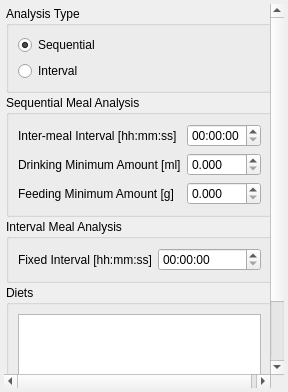
First picture: the form in tse_analytics/modules/phenomaster/actimot/views/actimot_settings_widget.ui, repository TSE-Systems/tse-analytics, before the edit.
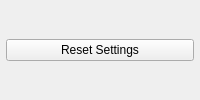
Second picture: the form after the edit. Icons and pictures are not drawn.

Commit message: WIP: implementation of the new TSE dataset format. Refactoring.

What changed in the file:
```diff
--- a/tse_analytics/modules/phenomaster/actimot/views/actimot_settings_widget.ui
+++ b/tse_analytics/modules/phenomaster/actimot/views/actimot_settings_widget.ui
@@ -2,14 +2,6 @@
 <ui version="4.0">
  <class>ActimotSettingsWidget</class>
  <widget class="QWidget" name="ActimotSettingsWidget">
-  <property name="geometry">
-   <rect>
-    <x>0</x>
-    <y>0</y>
-    <width>288</width>
-    <height>392</height>
-   </rect>
-  </property>
   <layout class="QVBoxLayout" name="verticalLayout">
    <property name="spacing">
     <number>4</number>
@@ -39,8 +31,8 @@
        <rect>
         <x>0</x>
         <y>0</y>
-        <width>266</width>
-        <height>427</height>
+        <width>284</width>
+        <height>384</height>
        </rect>
       </property>
       <layout class="QVBoxLayout" name="verticalLayout_2">
@@ -59,167 +51,6 @@
        <property name="bottomMargin">
         <number>2</number>
        </property>
-       <item>
-        <widget class="QGroupBox" name="groupBoxAnalysisType">
-         <property name="title">
-          <string>Analysis Type</string>
-         </property>
-         <layout class="QVBoxLayout" name="verticalLayout_3">
-          <item>
-           <widget class="QRadioButton" name="radioButtonSequentialType">
-            <property name="text">
-             <string>Sequential</string>
-            </property>
-            <property name="checked">
-             <bool>true</bool>
-            </property>
-           </widget>
-          </item>
-          <item>
-           <widget class="QRadioButton" name="radioButtonIntervalType">
-            <property name="text">
-             <string>Interval</string>
-            </property>
-           </widget>
-          </item>
-         </layout>
-        </widget>
-       </item>
-       <item>
-        <widget class="QGroupBox" name="groupBoxSequentialSettings">
-         <property name="title">
-          <string>Sequential Meal Analysis</string>
-         </property>
-         <layout class="QFormLayout" name="formLayout">
-          <item row="0" column="0">
-           <widget class="QLabel" name="intermealIntervalLabel">
-            <property name="text">
-             <string>Inter-meal Interval [hh:mm:ss]</string>
-            </property>
-           </widget>
-          </item>
-          <item row="0" column="1">
-           <widget class="QTimeEdit" name="intermealIntervalTimeEdit">
-            <property name="displayFormat">
-             <string>HH:mm:ss</string>
-            </property>
-           </widget>
-          </item>
-          <item row="1" column="0">
-           <widget class="QLabel" name="drinkingMinimumAmountLabel">
-            <property name="text">
-             <string>Drinking Minimum Amount [ml]</string>
-            </property>
-           </widget>
-          </item>
-          <item row="1" column="1">
-           <widget class="QDoubleSpinBox" name="drinkingMinimumAmountDoubleSpinBox">
-            <property name="decimals">
-             <number>3</number>
-            </property>
-            <property name="singleStep">
-             <double>0.001000000000000</double>
-            </property>
-           </widget>
-          </item>
-          <item row="2" column="0">
-           <widget class="QLabel" name="feedingMinimumAmountLabel">
-            <property name="text">
-             <string>Feeding Minimum Amount [g]</string>
-            </property>
-           </widget>
-          </item>
-          <item row="2" column="1">
-           <widget class="QDoubleSpinBox" name="feedingMinimumAmountDoubleSpinBox">
-            <property name="decimals">
-             <number>3</number>
-            </property>
-            <property name="singleStep">
-             <double>0.001000000000000</double>
-            </property>
-           </widget>
-          </item>
-         </layout>
-        </widget>
-       </item>
-       <item>
-        <widget class="QGroupBox" name="groupBoxIntervalSettings">
-         <property name="title">
-          <string>Interval Meal Analysis</string>
-         </property>
-         <layout class="QFormLayout" name="formLayout_2">
-          <item row="0" column="0">
-           <widget class="QLabel" name="fixedIntervalLabel">
-            <property name="text">
-             <string>Fixed Interval [hh:mm:ss]</string>
-            </property>
-           </widget>
-          </item>
-          <item row="0" column="1">
-           <widget class="QTimeEdit" name="fixedIntervalTimeEdit">
-            <property name="displayFormat">
-             <string>HH:mm:ss</string>
-            </property>
-           </widget>
-          </item>
-         </layout>
-        </widget>
-       </item>
-       <item>
-        <widget class="QGroupBox" name="groupBoxDiets">
-         <property name="title">
-          <string>Diets</string>
-         </property>
-         <layout class="QVBoxLayout" name="verticalLayout_4">
-          <item>
-           <widget class="QTableView" name="tableViewDiets">
-            <attribute name="verticalHeaderDefaultSectionSize">
-             <number>24</number>
-            </attribute>
-           </widget>
-          </item>
-          <item>
-           <layout class="QHBoxLayout" name="horizontalLayout">
-            <item>
-             <widget class="QToolButton" name="toolButtonAddDiet">
-              <property name="toolTip">
-               <string>Add diet</string>
-              </property>
-              <property name="icon">
-               <iconset resource="../../../../../resources/resources.qrc">
-                <normaloff>:/icons/icons8-add-16.png</normaloff>:/icons/icons8-add-16.png</iconset>
-              </property>
-             </widget>
-            </item>
-            <item>
-             <widget class="QToolButton" name="toolButtonDeleteDiet">
-              <property name="toolTip">
-               <string>Delete selected diet</string>
-              </property>
-              <property name="icon">
-               <iconset resource="../../../../../resources/resources.qrc">
-                <normaloff>:/icons/icons8-minus-16.png</normaloff>:/icons/icons8-minus-16.png</iconset>
-              </property>
-             </widget>
-            </item>
-            <item>
-             <spacer name="horizontalSpacer">
-              <property name="orientation">
-               <enum>Qt::Horizontal</enum>
-              </property>
-              <property name="sizeHint" stdset="0">
-               <size>
-                <width>40</width>
-                <height>20</height>
-               </size>
-              </property>
-             </spacer>
-            </item>
-           </layout>
-          </item>
-         </layout>
-        </widget>
-       </item>
        <item>
         <widget class="QPushButton" name="pushButtonResetSettings">
          <property name="text">
```
Left out of the diff: 3 changed lines with no effect on the pictures. The commit also changes 52 other files.
